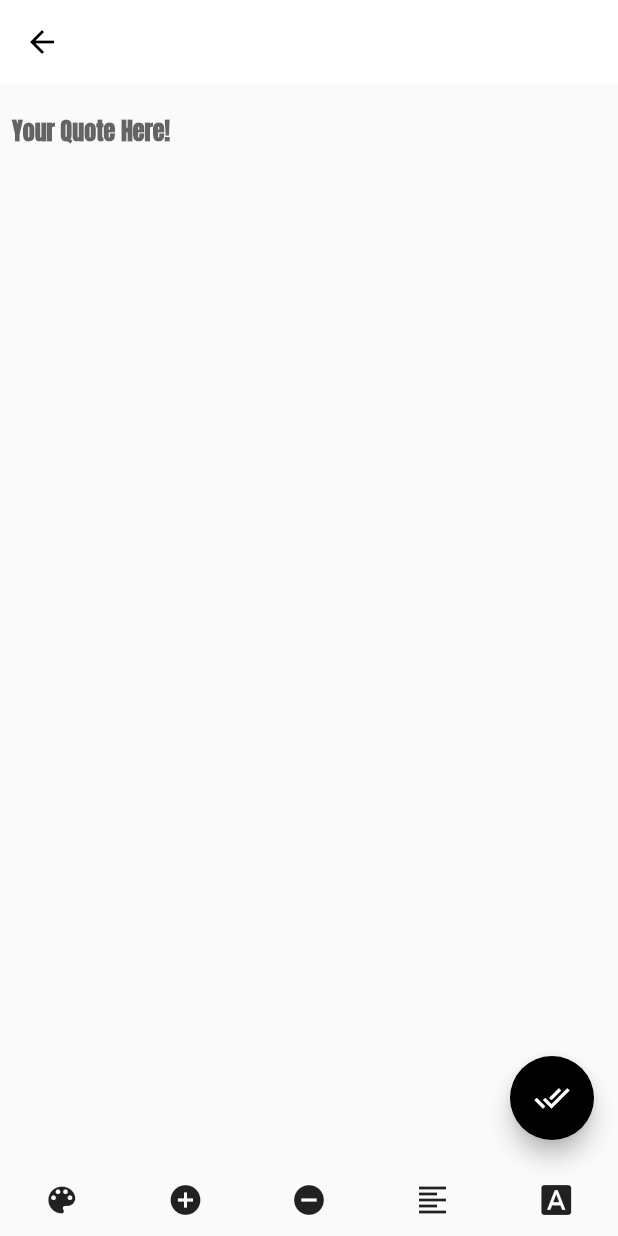
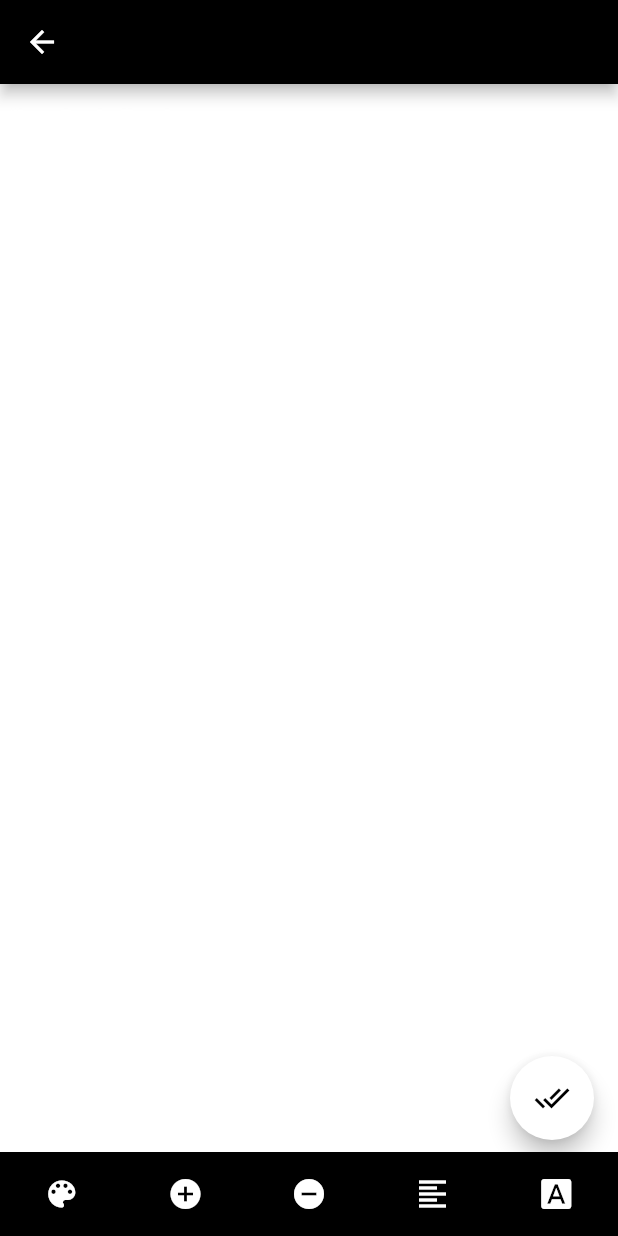
Before and after one commit to Saurabh-Singh-00/quotes-creator, a Flutter app: the ModalTextInput screen opened directly, on a phone screen of 412 x 824 dp. Run offline on Flutter 3.47's test engine with Material 2 defaults, Android fonts, the phone set to English and light mode, and no system bars; our stand-ins replace flutter_bloc, permission_handler, rxdart, shared_preferences; accounts and stored records are empty; generated files the repository leaves out were written again.

Commit message:
Added Quote Model

```diff
--- a/lib/blocs/photo/edit_event.dart
+++ b/lib/blocs/photo/edit_event.dart
@@ -1,29 +1,13 @@
-import 'package:flutter/material.dart';
+import 'package:insta_creator/models/quote.dart';
 
 abstract class EditEvent {}
 
 class AddQuote extends EditEvent {
-  final String quote;
-  Color color = Colors.white;
-  double fontSize = 16.0;
-  TextAlign align = TextAlign.left;
-  String fontFamily = "Anton";
+  final Quote quote;
 
-  AddQuote(
-      {this.color, this.fontSize, this.quote, this.align, this.fontFamily});
+  AddQuote({this.quote});
 
-  AddQuote.copyWith(
-      {this.quote, this.color, this.fontSize, this.align, this.fontFamily});
-
-  Map toJson() {
-    return {
-      "quote": this.quote,
-      "color": this.color,
-      "fontSize": this.fontSize,
-      "align": this.align,
-      "fontFamily": this.fontFamily,
-    };
-  }
+  AddQuote.copyWith({this.quote});
 }
 
 class Save extends EditEvent {}
--- a/lib/blocs/photo/edit_state.dart
+++ b/lib/blocs/photo/edit_state.dart
@@ -1,6 +1,9 @@
 import 'package:insta_creator/models/photo.dart';
+import 'package:insta_creator/models/quote.dart';
 
-abstract class EditState {}
+abstract class EditState {
+  List<Quote> quotes;
+}
 
 class EditUninitialized extends EditState {
   final Photo photo;
@@ -9,11 +12,11 @@ class EditUninitialized extends EditState {
 }
 
 class Editing extends EditState {
-  final List<Map> quotes;
+  final List<Quote> quotes;
 
   Editing({this.quotes});
 
-  Editing.copyWith({List<Map> quotes}) : this.quotes = quotes;
+  Editing.copyWith({List<Quote> quotes}) : this.quotes = quotes;
 }
 
 class SaveComplete extends EditState {}
--- a/lib/main.dart
+++ b/lib/main.dart
@@ -18,9 +18,9 @@ class InstaCreator extends StatelessWidget {
         BlocProvider<PhotoBloc>(
           create: (context) => PhotoBloc()..add(FetchPhotos()),
         ),
-        BlocProvider<UserBloc>(
-          create: (context) => UserBloc()..add(AuthenticateUser()),
-        ),
+        // BlocProvider<UserBloc>(
+        //   create: (context) => UserBloc()..add(AuthenticateUser()),
+        // ),
         BlocProvider<SearchBloc>(
           create: (context) => SearchBloc(),
         ),
--- a/lib/widgets/model_text_input.dart
+++ b/lib/widgets/model_text_input.dart
@@ -3,10 +3,11 @@ import 'dart:math';
 import 'package:flutter/material.dart';
 import 'package:insta_creator/blocs/photo/edit_bloc.dart';
 import 'package:insta_creator/blocs/photo/edit_event.dart';
+import 'package:insta_creator/models/quote.dart';
 
 class ModalTextInput extends StatefulWidget {
   final EditBloc bloc;
-  final Map quote;
+  final Quote quote;
   final bool isEdit;
 
   const ModalTextInput({Key key, this.bloc, this.quote, this.isEdit})
@@ -17,7 +18,7 @@ class ModalTextInput extends StatefulWidget {
 }
 
 class _ModalTextInputState extends State<ModalTextInput> {
-  Color textColor = Colors.black;
+  Color textColor = Colors.white;
   double fontSize = 16.0;
   TextEditingController tec;
   TextAlign textAlign = TextAlign.left;
@@ -46,13 +47,11 @@ class _ModalTextInputState extends State<ModalTextInput> {
   void initState() {
     tec = TextEditingController();
     if (widget.quote != null) {
-      tec.text = widget.quote['quote'];
-      textColor = widget.quote['color'] == Colors.white
-          ? Colors.black
-          : widget.quote['color'];
-      fontSize = widget.quote['fontSize'];
-      textAlign = widget.quote['align'];
-      fontFamily = widget.quote['fontFamily'];
+      tec.text = widget.quote.text;
+      textColor = widget.quote.color.toColor();
+      fontSize = widget.quote.fontSize;
+      textAlign = widget.quote.textAlign.toTextAlignment();
+      fontFamily = widget.quote.fontFamily;
     }
     super.initState();
   }
@@ -90,22 +89,22 @@ class _ModalTextInputState extends State<ModalTextInput> {
 
   @override
   Widget build(BuildContext context) {
-    return SafeArea(
+    return Material(
+      color: Colors.transparent,
       child: Scaffold(
         appBar: AppBar(
-          backgroundColor: Colors.white,
-          iconTheme: IconThemeData(color: Colors.black),
-          elevation: .0,
+          backgroundColor: Colors.black,
         ),
+        backgroundColor: Colors.transparent,
         body: Column(
           mainAxisAlignment: MainAxisAlignment.center,
           mainAxisSize: MainAxisSize.max,
+          crossAxisAlignment: CrossAxisAlignment.center,
           children: <Widget>[
-            // TextField
-            Expanded(
+            Flexible(
               flex: 1,
               child: Padding(
-                padding: const EdgeInsets.all(8.0),
+                padding: const EdgeInsets.symmetric(horizontal: 8.0),
                 child: Center(
                   child: TextFormField(
                     controller: tec,
@@ -114,50 +113,72 @@ class _ModalTextInputState extends State<ModalTextInput> {
                     minLines: null,
                     maxLines: null,
                     textAlign: textAlign,
+                    autofocus: true,
                     scrollPhysics: BouncingScrollPhysics(),
                     style: TextStyle(
                       color: textColor,
                       fontSize: fontSize,
-                      fontWeight: FontWeight.bold,
                       fontFamily: fontFamily,
                     ),
                     decoration: InputDecoration(
                       border: InputBorder.none,
                       hintText: "Your Quote Here!",
+                      hintStyle: TextStyle(
+                        color: Colors.white38,
                       ),
                     ),
                   ),
                 ),
               ),
-            Row(
+            ),
+            Container(
+              color: Colors.black,
+              height: 56.0,
+              child: Row(
                 mainAxisAlignment: MainAxisAlignment.spaceAround,
                 children: <Widget>[
                   IconButton(
-                    icon: Icon(Icons.color_lens),
+                      icon: Icon(
+                        Icons.color_lens,
+                        color: Colors.white,
+                      ),
                       onPressed: () {
                         changeColor();
                       }),
                   IconButton(
-                    icon: Icon(Icons.add_circle),
+                      icon: Icon(
+                        Icons.add_circle,
+                        color: Colors.white,
+                      ),
                       onPressed: () {
                         increaseFontSize();
                       }),
                   IconButton(
-                    icon: Icon(Icons.remove_circle),
+                      icon: Icon(
+                        Icons.remove_circle,
+                        color: Colors.white,
+                      ),
                       onPressed: () {
                         decreaseFontSize();
                       }),
                   IconButton(
-                    icon: Icon(Icons.format_align_left),
+                      icon: Icon(
+                        Icons.format_align_left,
+                        color: Colors.white,
+                      ),
                       onPressed: () {
                         changeAlignment();
                       }),
                   IconButton(
-                    icon: Icon(Icons.font_download),
+                      icon: Icon(
+                        Icons.font_download,
+                        color: Colors.white,
+                      ),
                       onPressed: () {
                         changeFont();
                       }),
                 ],
+              ),
             ),
           ],
         ),
@@ -166,29 +187,31 @@ class _ModalTextInputState extends State<ModalTextInput> {
           child: FloatingActionButton(
             child: Icon(
               Icons.done_all,
-              color: Colors.white,
+              color: Colors.black,
             ),
-            backgroundColor: Colors.black,
+            backgroundColor: Colors.white,
             onPressed: () {
               if (widget.isEdit) {
                 setState(() {
-                  widget.quote['quote'] = tec.value.text;
-                  widget.quote['fontSize'] = fontSize;
-                  widget.quote['color'] =
-                      textColor == Colors.black ? Colors.white : textColor;
-                  widget.quote['align'] = textAlign;
-                  widget.quote['fontFamily'] = fontFamily;
+                  widget.quote.text = tec.value.text;
+                  widget.quote.fontSize = fontSize;
+                  widget.quote.color = textColor.value.toString();
+                  widget.quote.textAlign = textAlign.toString();
+                  widget.quote.fontFamily = fontFamily;
                 });
               } else {
-                widget.bloc.add(AddQuote(
-                  quote: tec.value.text,
+                widget.bloc.add(
+                  AddQuote(
+                    quote: Quote(
+                      text: tec.value.text,
+                      color: textColor.value.toString(),
                       fontSize: fontSize,
-                  color: textColor == Colors.black ? Colors.white : textColor,
-                  align: textAlign,
                       fontFamily: fontFamily,
-                ));
+                      textAlign: textAlign.toString(),
+                    ),
+                  ),
+                );
               }
-
               Navigator.of(context).pop();
             },
           ),
@@ -197,3 +220,7 @@ class _ModalTextInputState extends State<ModalTextInput> {
     );
   }
 }
+
+//
+
+//
--- a/pubspec.yaml
+++ b/pubspec.yaml
@@ -34,6 +34,7 @@ dependencies:
   json_annotation: any
   rxdart: any
   flutter_staggered_grid_view: any
+  shared_preferences: any
 
 dev_dependencies:
   flutter_test:
```
Also changed, not shown: lib/blocs/photo/edit_bloc.dart (+8 -4 lines), lib/blocs/photo/photo_bloc.dart (+33 -19 lines), lib/blocs/user/user_bloc.dart (+15 -2 lines), lib/models/quote.dart (added, +60 -0 lines), lib/pages/photo_edit.dart (+16 -12 lines), lib/repository/user_repository.dart (+10 -1 lines), lib/widgets/draggable_text.dart (+7 -6 lines), lib/pages/intro.dart (added), pubspec.lock. Lines whose indentation alone changed are shown as unchanged.
